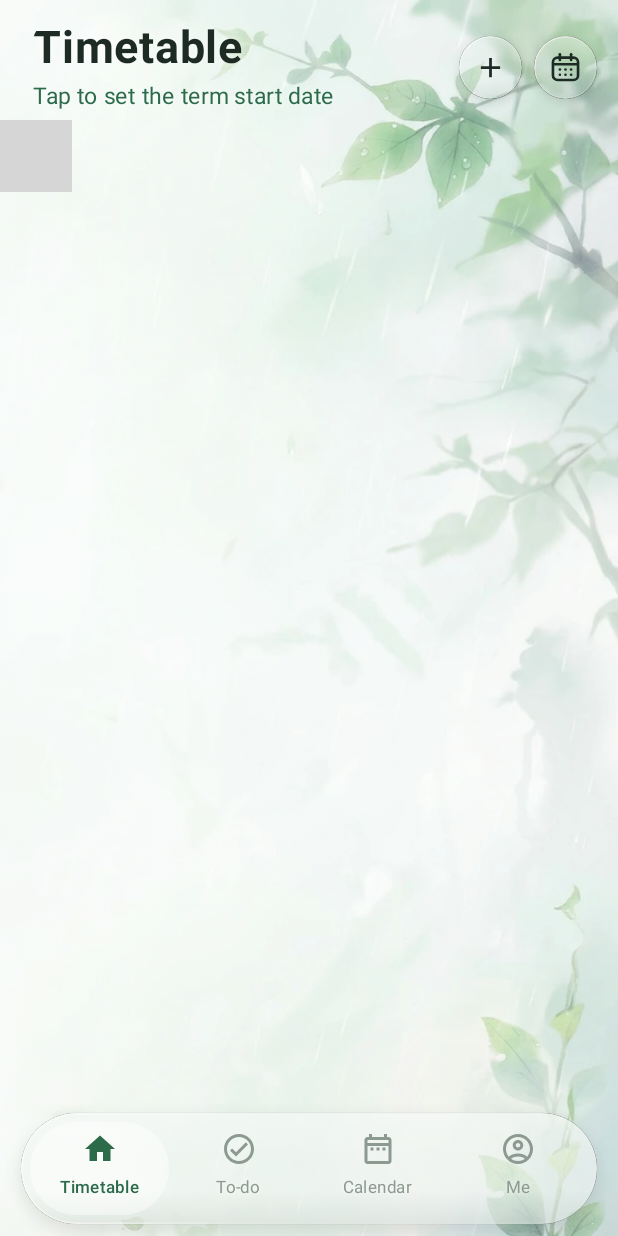
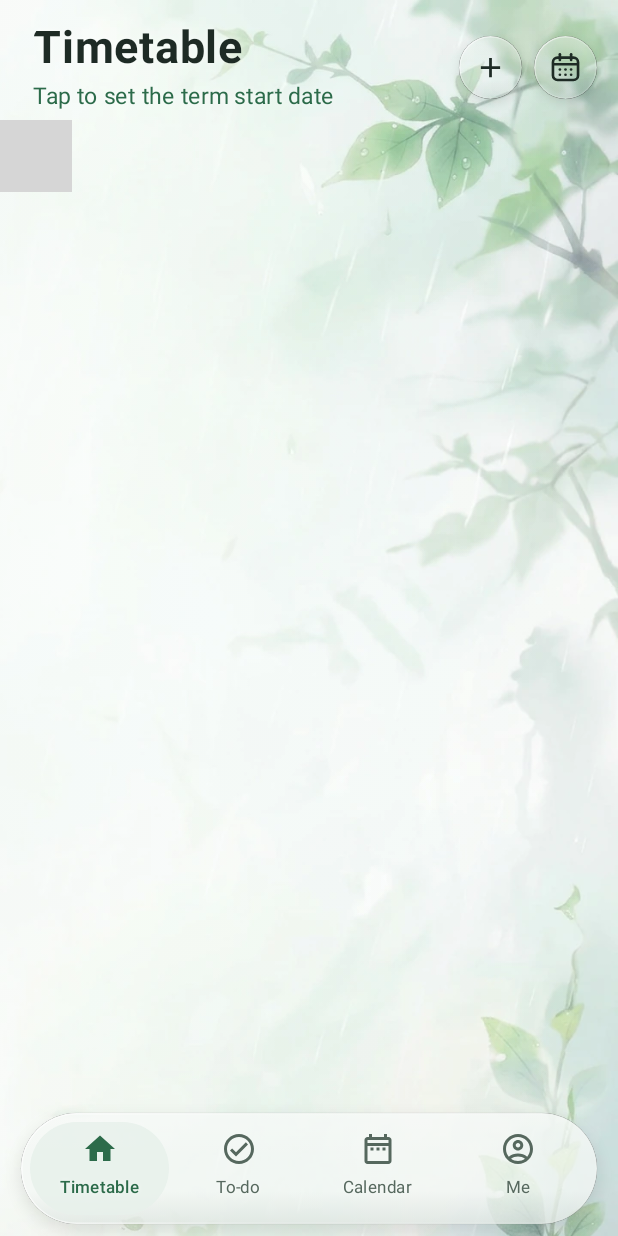
Before and after one commit to XingJunyue/zhishi, an Android app built with Jetpack Compose: the composable App shown on its own in the app's theme, on a phone screen of 412 x 824 dp. Run offline under Robolectric (Android 15) with nearby library versions, the phone set to English and light mode, and no system bars; 2 statements that could not run were skipped; grey boxes are pictures that could not be loaded.

Commit message:
液态玻璃：底部弹出和对话框改成约97%不透明并加重遮罩，输入框底几乎不透，后面的列表不再留残影；导航条底改用皮肤卡片色（深色84%/浅色76%），未选中文字用更清楚的颜色

```diff
--- a/app/src/main/java/com/zhishi/timetable/Glass.kt
+++ b/app/src/main/java/com/zhishi/timetable/Glass.kt
@@ -36,7 +36,7 @@ import androidx.compose.ui.unit.dp
  *  - 顶部一层柔光：白 ~26% 往下 42% 高度内淡到 0；
  *  - 底边一点点折射暗边；
  *  - 很轻的投影（只画在形状外面，透明底下面不会发脏）。
- * level：0 = 最清透（卡片、按钮、课块），越大越实（导航条 ~0.55，弹窗 / 底部弹出 = 1，要压住后面复杂内容时用）。
+ * level：0 = 最清透（卡片、按钮、课块），越大越实（弹窗 / 底部弹出 = 1，~97% 不透明，要压住后面复杂内容时用）；导航条用 Glass.bar()。
  * 内容会按形状裁剪（点击水波纹也是），所以调用处不用再 clip。
  */
 object Glass {
@@ -49,8 +49,25 @@ object Glass {
         val dark = C.dark
         val clear = lerp(Color.White, tint, if (dark) 0.22f else 0.10f).copy(alpha = if (dark) 0.10f else 0.16f)
         if (level <= 0f) return clear
-        val solid = lerp(C.Card, tint, if (dark) 0.06f else 0.04f).copy(alpha = if (dark) 0.92f else 0.94f)
+        // 厚玻璃 ~97%：原来 92–94% 时，后面课表 / 待办列表的深色字（对比度大）在纯色底上仍有 6–8% 透出来，
+        // 一整片干净的底上看得出残影；再配上 GlassSheet 加重的遮罩，残影降到 1% 左右，肉眼看不出。
+        val solid = lerp(C.Card, tint, if (dark) 0.06f else 0.04f).copy(alpha = 0.97f)
         return lerp(clear, solid, level.coerceIn(0f, 1f))
+    }
+
+    /**
+     * 底部导航条的底：直接从皮肤卡片色出发（不和白色清透层混，深色下不会发灰），
+     * 深色 ~84%、浅色 ~76% 不透明，后面的课表格子只隐约可见，没选中的字也读得清。
+     */
+    fun bar(tint: Color = C.Clay): Color {
+        val dark = C.dark
+        return lerp(C.Card, tint, if (dark) 0.08f else 0.05f).copy(alpha = if (dark) 0.84f else 0.76f)
+    }
+
+    /** 输入框的底：比厚玻璃再略深一点的皮肤色，几乎不透（后面什么都透不过来），和底部弹出区分开。 */
+    fun field(): Color {
+        val dark = C.dark
+        return lerp(C.Card, C.Sand, if (dark) 0.85f else 0.65f).copy(alpha = 0.96f)
     }
 }
 
@@ -135,6 +152,8 @@ fun GlassSheet(
     androidx.compose.material3.ModalBottomSheet(
         onDismissRequest = onDismissRequest, sheetState = sheetState, shape = SheetShape,
         containerColor = Color.Transparent, contentColor = C.Ink, tonalElevation = 0.dp, dragHandle = null,
+        // 遮罩加重一点（默认黑 32%）：弹出层下面的列表先被压暗，再透过 97% 的玻璃就看不出字了
+        scrimColor = Color.Black.copy(alpha = if (C.dark) 0.55f else 0.42f),
     ) {
         androidx.compose.foundation.layout.Column(Modifier.fillMaxWidth().liquidGlass(SheetShape, Glass.THICK, shadow = 0.dp)) {
             Box(Modifier.align(Alignment.CenterHorizontally).padding(top = 12.dp, bottom = 10.dp).size(36.dp, 4.dp)
--- a/app/src/main/java/com/zhishi/timetable/MainActivity.kt
+++ b/app/src/main/java/com/zhishi/timetable/MainActivity.kt
@@ -144,13 +144,14 @@ private fun BottomBar(cur: String, m: Modifier, go: (String) -> Unit) {
     val shape = CircleShape
     Row(
         m.navigationBarsPadding().padding(horizontal = 14.dp, vertical = 8.dp).fillMaxWidth()
-            .liquidGlass(shape, Glass.BAR, shadow = 10.dp).padding(horizontal = 6.dp, vertical = 6.dp),
+            .liquidGlass(shape, Glass.BAR, fill = Glass.bar(), shadow = 10.dp).padding(horizontal = 6.dp, vertical = 6.dp),
         verticalAlignment = Alignment.CenterVertically
     ) {
         for ((id, label, icons) in items) {
             val on = id == cur
-            val tint by animateColorAsState(if (on) C.ClayDeep else C.Faint, label = "tab")
-            val pill by animateColorAsState(if (on) Color.White.copy(alpha = if (C.dark) 0.12f else 0.42f) else Color.Transparent, label = "pill")
+            // 没选中的用 Soft（比 Faint 深 / 亮一档），压在课表格子上也读得清
+            val tint by animateColorAsState(if (on) C.ClayDeep else C.Soft, label = "tab")
+            val pill by animateColorAsState(if (on) (if (C.dark) Color.White.copy(alpha = 0.13f) else androidx.compose.ui.graphics.lerp(Color.White, C.Clay, 0.12f).copy(alpha = 0.85f)) else Color.Transparent, label = "pill")
             Column(Modifier.weight(1f).clip(CircleShape).background(pill).clickable { go(id) }.padding(vertical = 6.dp),
                 horizontalAlignment = Alignment.CenterHorizontally) {
                 Icon(if (on) icons.first else icons.second, null, tint = tint, modifier = Modifier.size(24.dp))
--- a/app/src/main/java/com/zhishi/timetable/Ui.kt
+++ b/app/src/main/java/com/zhishi/timetable/Ui.kt
@@ -301,7 +301,7 @@ fun RainArt(modifier: Modifier = Modifier, size: Dp = 150.dp) {
 /** 文字输入框：圆角浅底。 */
 @Composable
 fun FieldBox(value: String, hint: String, onChange: (String) -> Unit, modifier: Modifier = Modifier, big: Boolean = false) {
-    Box(modifier.fillMaxWidth().liquidGlass(RoundedCornerShape(18.dp), shadow = 0.dp).padding(horizontal = 16.dp, vertical = 13.dp)) {
+    Box(modifier.fillMaxWidth().liquidGlass(RoundedCornerShape(18.dp), fill = Glass.field(), shadow = 0.dp).padding(horizontal = 16.dp, vertical = 13.dp)) {
         if (value.isEmpty()) Text(hint, fontSize = if (big) 16.sp else 14.sp, color = C.Faint)
         androidx.compose.foundation.text.BasicTextField(value, onChange, singleLine = true,
             cursorBrush = androidx.compose.ui.graphics.SolidColor(C.Clay),
```
Also changed, not shown: 1 other file.
